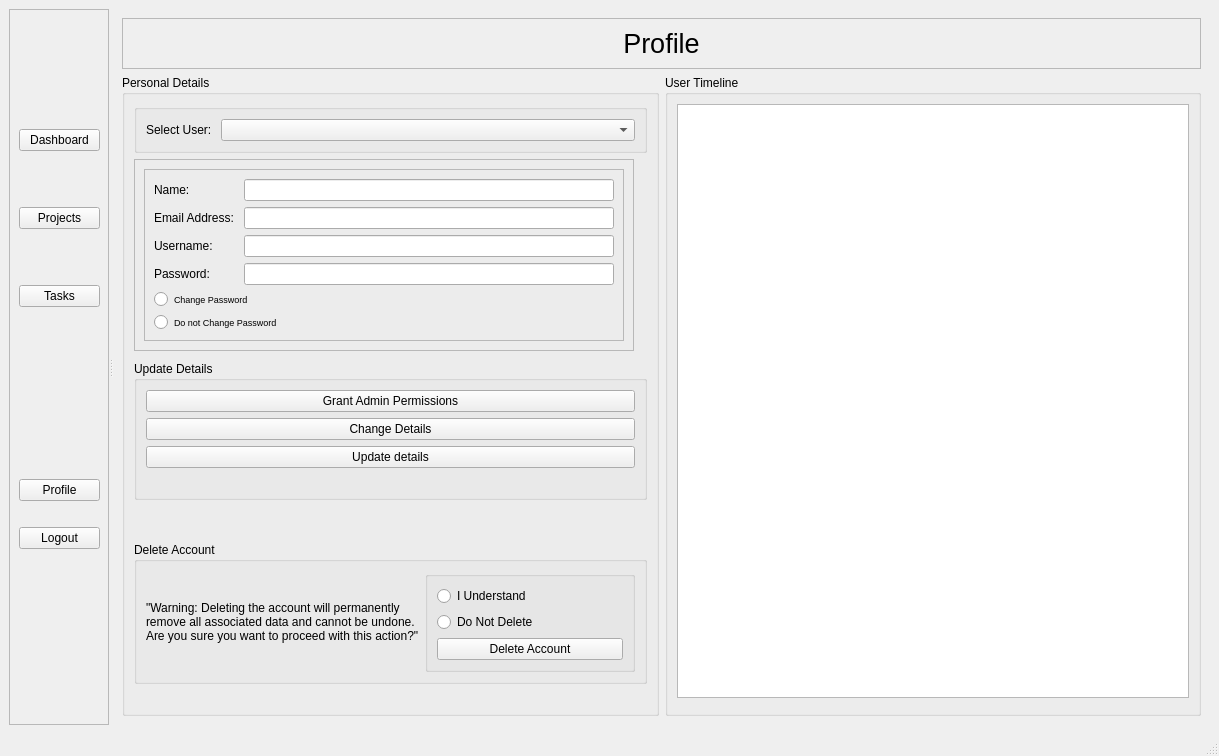
This is ui/homeWindow.ui in yasar12123/Soft27101-PMS as Qt 5 draws it before an edit. The edited form follows.
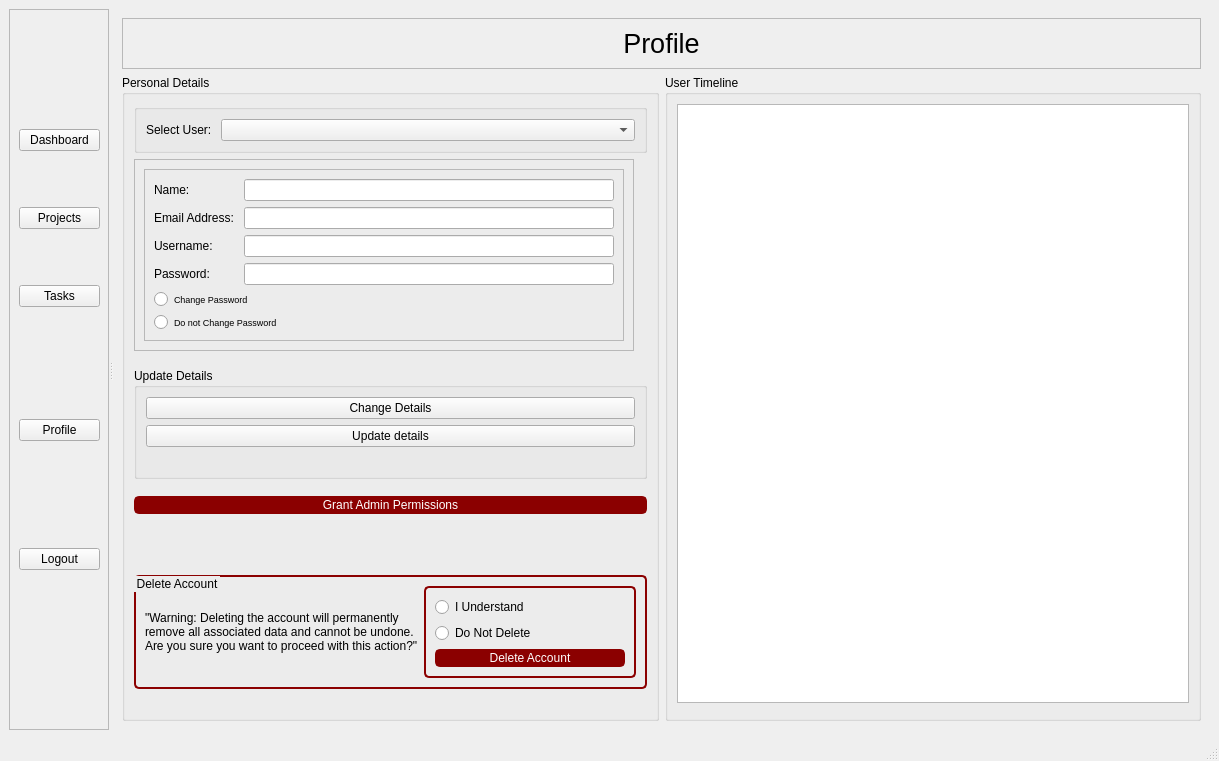
This is the edited form. The open tabs and pages were chosen to show the change.

Commit message: added in comments, doctrings, cleaned up code and added admin functionality to remove accounts, admin dashboard now shows all onging projects and tasks

Patch:
```diff
--- a/ui/homeWindow.ui
+++ b/ui/homeWindow.ui
@@ -7,7 +7,7 @@
     <x>0</x>
     <y>0</y>
     <width>1219</width>
-    <height>756</height>
+    <height>761</height>
    </rect>
   </property>
   <property name="windowTitle">
@@ -73,9 +73,9 @@
         <property name="geometry">
          <rect>
           <x>10</x>
-          <y>450</y>
+          <y>410</y>
           <width>81</width>
-          <height>111</height>
+          <height>151</height>
          </rect>
         </property>
         <layout class="QVBoxLayout" name="verticalLayout_17">
@@ -86,6 +86,13 @@
            </property>
           </widget>
          </item>
+         <item>
+          <widget class="QLabel" name="profileLabel">
+           <property name="text">
+            <string/>
+           </property>
+          </widget>
+         </item>
          <item>
           <widget class="QPushButton" name="logOutButton">
            <property name="text">
@@ -955,13 +962,6 @@
                    <string>Update Details</string>
                   </property>
                   <layout class="QVBoxLayout" name="verticalLayout_19">
-                   <item>
-                    <widget class="QPushButton" name="APgrantAdminPermissionButton">
-                     <property name="text">
-                      <string>Grant Admin Permissions</string>
-                     </property>
-                    </widget>
-                   </item>
                    <item>
                     <widget class="QPushButton" name="changeDetailsButton">
                      <property name="text">
@@ -986,32 +986,6 @@
                   </layout>
                  </widget>
                 </item>
-                <item>
-                 <spacer name="verticalSpacer_3">
-                  <property name="orientation">
-                   <enum>Qt::Vertical</enum>
-                  </property>
-                  <property name="sizeHint" stdset="0">
-                   <size>
-                    <width>20</width>
-                    <height>40</height>
-                   </size>
-                  </property>
-                 </spacer>
-                </item>
-                <item>
-                 <spacer name="verticalSpacer_5">
-                  <property name="orientation">
-                   <enum>Qt::Vertical</enum>
-                  </property>
-                  <property name="sizeHint" stdset="0">
-                   <size>
-                    <width>20</width>
-                    <height>40</height>
-                   </size>
-                  </property>
-                 </spacer>
-                </item>
                 <item>
                  <spacer name="verticalSpacer_4">
                   <property name="orientation">
@@ -1025,6 +999,20 @@
                   </property>
                  </spacer>
                 </item>
+                <item>
+                 <widget class="QPushButton" name="APgrantAdminPermissionButton">
+                  <property name="styleSheet">
+                   <string notr="true">background-color: darkred;
+border: 2px solid darkred;
+border-radius: 5px;
+color: white; /* Set text color to white */
+</string>
+                  </property>
+                  <property name="text">
+                   <string>Grant Admin Permissions</string>
+                  </property>
+                 </widget>
+                </item>
                 <item>
                  <spacer name="verticalSpacer_9">
                   <property name="orientation">
@@ -1092,6 +1080,16 @@
                 </item>
                 <item>
                  <widget class="QGroupBox" name="groupBox_12">
+                  <property name="layoutDirection">
+                   <enum>Qt::LeftToRight</enum>
+                  </property>
+                  <property name="styleSheet">
+                   <string notr="true">QGroupBox {
+    border: 2px solid #8B0000; /* Dark red border with 2px width */
+    border-radius: 5px; /* Rounded corners */
+}
+</string>
+                  </property>
                   <property name="title">
                    <string>Delete Account</string>
                   </property>
@@ -1128,6 +1126,16 @@
                       </item>
                       <item>
                        <widget class="QPushButton" name="accountDeleteButton">
+                        <property name="layoutDirection">
+                         <enum>Qt::LeftToRight</enum>
+                        </property>
+                        <property name="styleSheet">
+                         <string notr="true">background-color: darkred;
+border: 2px solid darkred;
+border-radius: 5px;
+color: white; /* Set text color to white */
+</string>
+                        </property>
                         <property name="text">
                          <string>Delete Account</string>
                         </property>
```
The commit also changes 34 other files.
